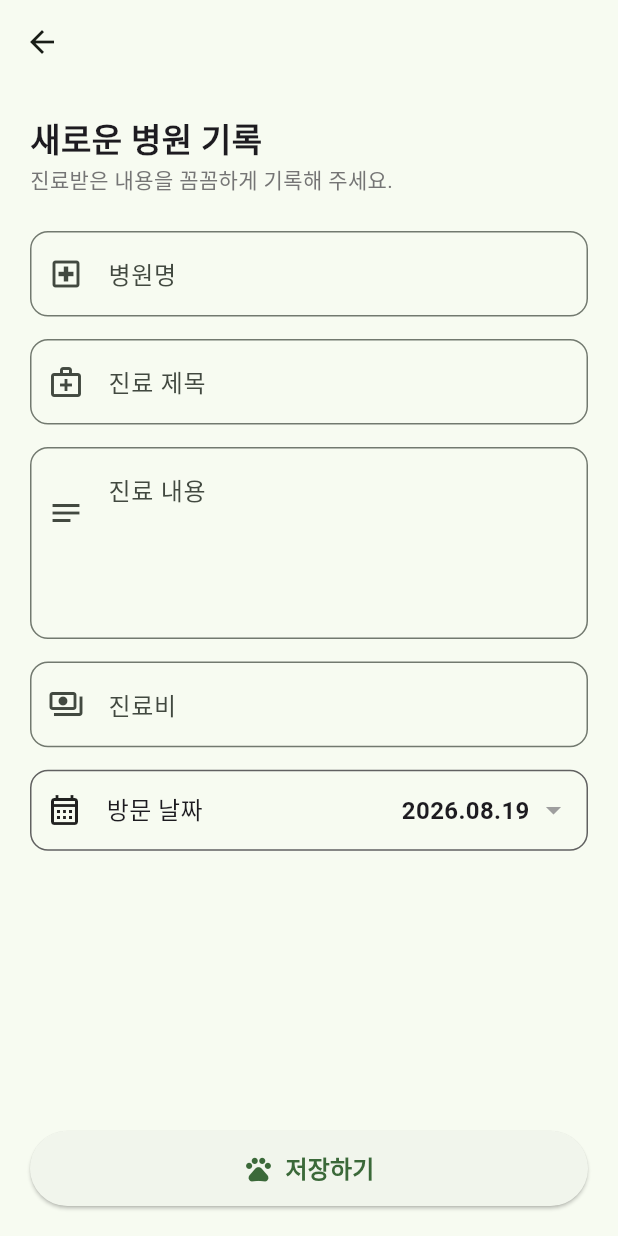
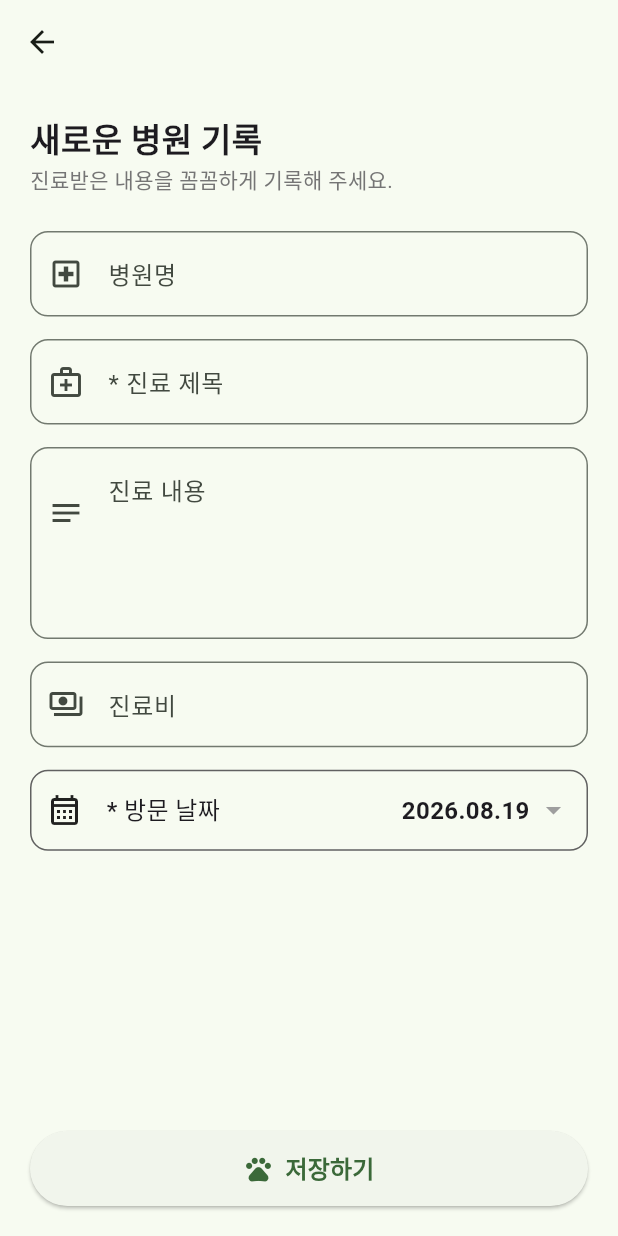
Before and after one commit to byeon-ji-young/pet_care_manager_mobile, a Flutter app: the HealthRecordRegisterScreen screen opened directly with empty values, on a phone screen of 412 x 824 dp. Run offline on Flutter 3.47's test engine with Material 3 defaults, Android fonts, the light colour scheme and no system bars; our stand-ins replace fl_chart, google_fonts, image_picker, sqflite, table_calendar; accounts and stored records are empty; Roboto replaces fonts that are missing (Jua).

Commit message:
feat: 필수 입력 항목 표시 추가

```diff
--- a/lib/screens/health_record_register_screen.dart
+++ b/lib/screens/health_record_register_screen.dart
@@ -175,7 +175,7 @@ class _HealthRecordRegisterScreenState
                     TextField(
                       controller: titleController,
                       decoration: InputDecoration(
-                        labelText: '진료 제목',
+                        labelText: '* 진료 제목',
                         hintText: '예: 예방접종 / 정기검진',
                         prefixIcon: const Icon(Icons.medical_services_outlined),
                         border: OutlineInputBorder(
@@ -267,7 +267,7 @@ class _HealthRecordRegisterScreenState
                             ),
                             const SizedBox(width: 16),
                             const Text(
-                              '방문 날짜',
+                              '* 방문 날짜',
                               style: TextStyle(
                                 fontSize: 16,
                                 fontWeight: FontWeight.w500,
--- a/lib/screens/pet_detail_screen.dart
+++ b/lib/screens/pet_detail_screen.dart
@@ -407,7 +407,7 @@ class _PetDetailScreenState extends State<PetDetailScreen> {
                       color: Colors.purple,
                     ),
                   ),
-                  title: const Text('체중 기록'),
+                  title: const Text('체중기록'),
                   trailing: const Icon(Icons.chevron_right, color: Colors.grey),
                   onTap: () async {
                     Navigator.pop(context);
--- a/lib/screens/pet_register_screen.dart
+++ b/lib/screens/pet_register_screen.dart
@@ -289,7 +289,7 @@ class _PetRegisterScreenState extends State<PetRegisterScreen> {
                     const SizedBox(height: 20),
 
                     // 2. 이름
-                    _buildSectionLabel('이름'),
+                    _buildSectionLabel('* 이름'),
 
                     TextField(
                       controller: nameController,
--- a/lib/screens/vaccination_register_screen.dart
+++ b/lib/screens/vaccination_register_screen.dart
@@ -147,7 +147,7 @@ class _VaccinationRegisterScreen extends State<VaccinationRegisterScreen> {
                     TextField(
                       controller: vaccineNameController,
                       decoration: InputDecoration(
-                        labelText: '접종 종류',
+                        labelText: '* 접종 종류',
                         hintText: 'ex. 종합백신, 광견병',
                         prefixIcon: const Icon(Icons.vaccines_outlined),
                         border: OutlineInputBorder(
@@ -216,7 +216,7 @@ class _VaccinationRegisterScreen extends State<VaccinationRegisterScreen> {
                             ),
                             const SizedBox(width: 16),
                             const Text(
-                              '접종 날짜',
+                              '* 접종 날짜',
                               style: TextStyle(
                                 fontSize: 16,
                                 fontWeight: FontWeight.w500,
--- a/lib/screens/weight_record_register_screen.dart
+++ b/lib/screens/weight_record_register_screen.dart
@@ -220,7 +220,7 @@ class _WeightRecordRegisterScreen extends State<WeightRecordRegisterScreen> {
                             const Icon(Icons.calendar_month_outlined),
                             const SizedBox(width: 16),
                             const Text(
-                              '측정 날짜',
+                              '* 측정 날짜',
                               style: TextStyle(
                                 fontSize: 16,
                                 fontWeight: FontWeight.w500,
@@ -253,7 +253,7 @@ class _WeightRecordRegisterScreen extends State<WeightRecordRegisterScreen> {
                         decimal: true,
                       ),
                       decoration: InputDecoration(
-                        labelText: '몸무게',
+                        labelText: '* 몸무게',
                         hintText: '예: 3.5',
                         suffixText: 'kg',
                         prefixIcon: const Icon(Icons.monitor_weight_outlined),
```
